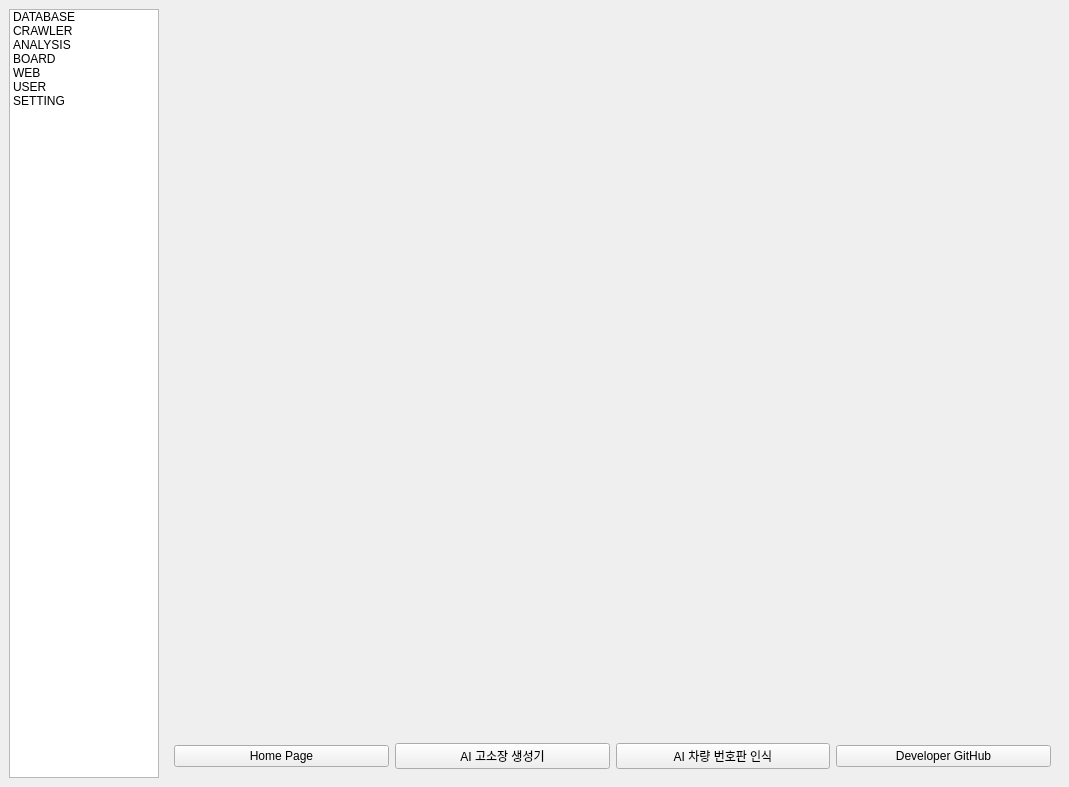
yojun313/knpu, file manager/app/assets/gui.ui: the form before one commit.
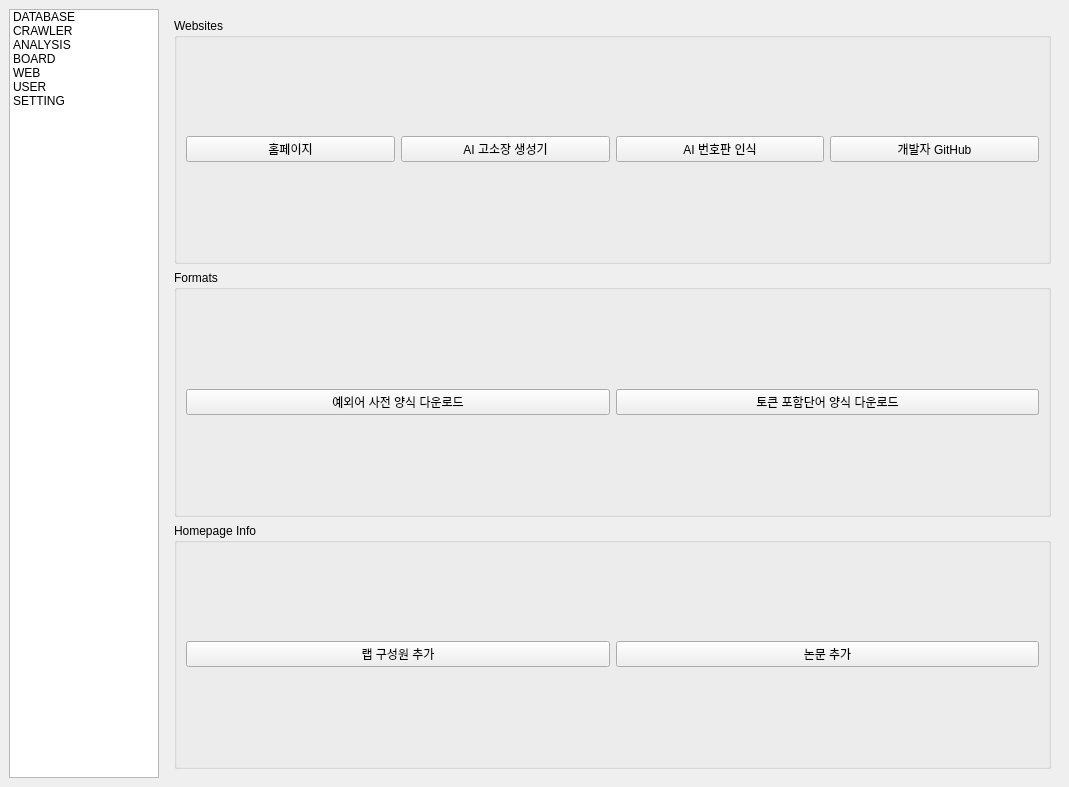
The form after the commit. The open tabs and pages were chosen to show the change.

```diff
--- a/manager/app/assets/gui.ui
+++ b/manager/app/assets/gui.ui
@@ -368,39 +368,76 @@
       <widget class="QWidget" name="page_web">
        <layout class="QVBoxLayout" name="verticalLayout">
         <item>
-         <widget class="QWidget" name="web_webview" native="true"/>
-        </item>
-        <item>
-         <layout class="QHBoxLayout" name="horizontalLayout">
-          <item>
+        <widget class="QGroupBox" name="group_sites">
+            <property name="title">
+            <string>Websites</string>
+            </property>
+            <layout class="QGridLayout" name="grid_sites">
+            <item row="0" column="0">
            <widget class="QPushButton" name="web_homepage_button">
-            <property name="text">
-             <string>Home Page</string>
-            </property>
-           </widget>
-          </item>
-          <item>
+            <property name="text"><string>홈페이지</string></property>
+            </widget>
+            </item>
+            <item row="0" column="1">
            <widget class="QPushButton" name="web_sue_button">
-            <property name="text">
-             <string>AI 고소장 생성기</string>
-            </property>
-           </widget>
-          </item>
-          <item>
+            <property name="text"><string>AI 고소장 생성기</string></property>
+            </widget>
+            </item>
+            <item row="0" column="2">
            <widget class="QPushButton" name="web_carnumber_button">
-            <property name="text">
-             <string>AI 차량 번호판 인식</string>
-            </property>
-           </widget>
-          </item>
-          <item>
+            <property name="text"><string>AI 번호판 인식</string></property>
+            </widget>
+            </item>
+            <item row="0" column="3">
            <widget class="QPushButton" name="web_github_button">
-            <property name="text">
-             <string>Developer GitHub</string>
-            </property>
+            <property name="text"><string>개발자 GitHub</string></property>
            </widget>
           </item>
          </layout>
+        </widget>
+        </item>
+
+        <!-- 다운로드 버튼들 -->
+        <item>
+        <widget class="QGroupBox" name="group_downloads">
+            <property name="title"><string>Formats</string></property>
+            <layout class="QGridLayout" name="grid_downloads">
+            <item row="0" column="0">
+            <widget class="QPushButton" name="exception_list_download_btn">
+            <property name="text"><string>예외어 사전 양식 다운로드</string></property>
+            </widget>
+            </item>
+            <item row="0" column="1">
+            <widget class="QPushButton" name="koreng_list_download_btn">
+            <property name="text"><string>KEMKIM 한영변환 양식 다운로드</string></property>
+            </widget>
+            </item>
+            <item row="0" column="1">
+            <widget class="QPushButton" name="include_list_download_btn">
+            <property name="text"><string>토큰 포함단어 양식 다운로드</string></property>
+            </widget>
+            </item>
+            </layout>
+        </widget>
+        </item>
+        
+        <!-- 홈페이지 수정용 레이아웃 -->
+        <item>
+        <widget class="QGroupBox" name="group_downloads">
+            <property name="title"><string>Homepage Info</string></property>
+            <layout class="QGridLayout" name="grid_downloads">
+            <item row="0" column="0">
+            <widget class="QPushButton" name="web_download_doc1_button">
+            <property name="text"><string>랩 구성원 추가</string></property>
+            </widget>
+            </item>
+            <item row="0" column="1">
+            <widget class="QPushButton" name="web_download_doc2_button">
+            <property name="text"><string>논문 추가</string></property>
+            </widget>
+            </item>
+            </layout>
+        </widget>
         </item>
        </layout>
       </widget>
```
Left out of the diff: 1 changed line with no effect on the pictures. Lines whose indentation alone changed are shown as unchanged.
